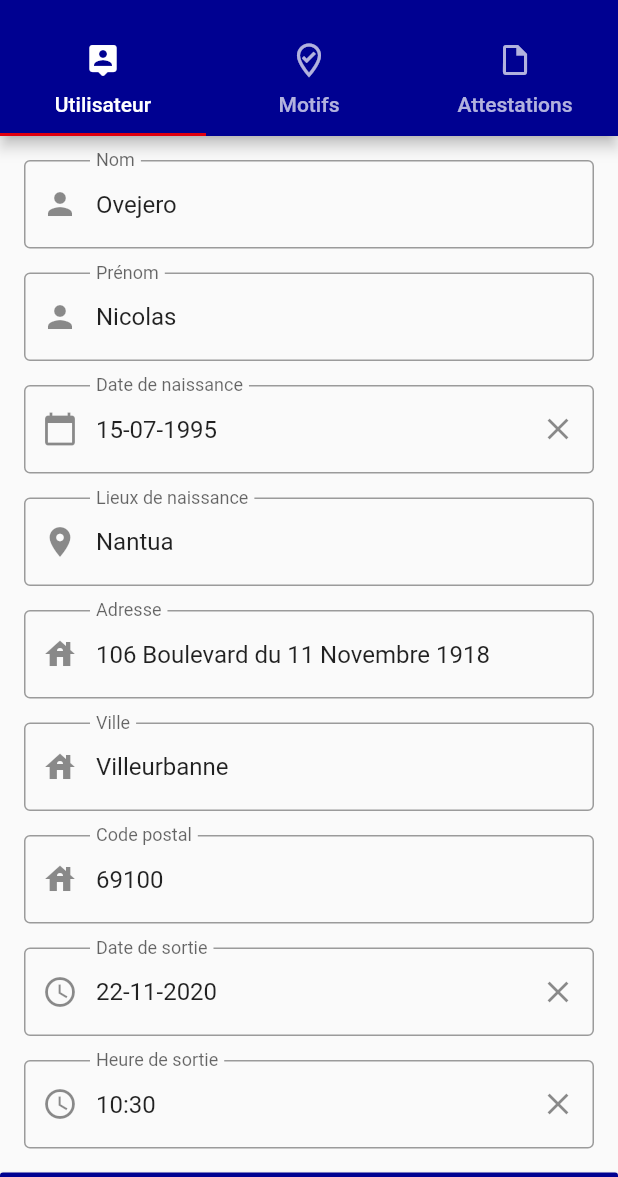
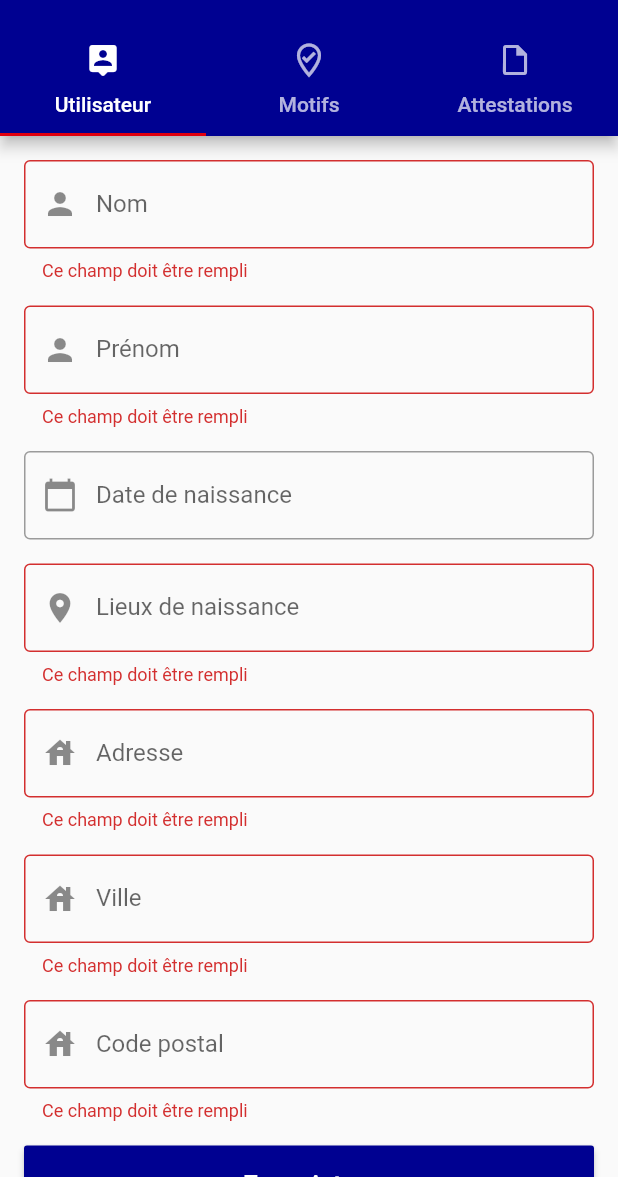
Before and after one commit to nicolasOvejero/my_certificate, a Flutter app: the screen it shows after launch, on a phone screen of 412 x 824 dp, the part 59-1236 px from its top. Run offline on Flutter 3.47's test engine with Material 2 defaults, Android fonts, the phone set to English and light mode, and no system bars; drawn by our look-alikes of datetime_picker_formfield; our stand-ins replace open_file, pdf, shared_preferences.

Commit message:
feat(Global): Add local storage to save persistante values

```diff
--- a/lib/certificate.dart
+++ b/lib/certificate.dart
@@ -14,6 +14,16 @@ class Address {
   String city;
   String street;
   String zipCode;
+
+  Address(this.city, this.street, this.zipCode);
+
+  Address.fromJson(Map<String, dynamic> json)
+      : city = json['city'],
+        street = json['street'],
+        zipCode = json['zipCode'];
+
+  Map<String, dynamic> toJson() =>
+      {'city': city, 'street': street, 'zipCode': zipCode};
 }
 
 class Certificate {
@@ -24,4 +34,27 @@ class Certificate {
   Address address;
   MovementType type;
   DateTime creationDateTime;
+
+  Certificate();
+
+  Certificate.fromJson(Map<String, dynamic> json)
+      : firstname = json['firstname'],
+        lastname = json['lastname'],
+        birthdate = DateTime.parse(json['birthdate']),
+        birthplace = json['birthplace'],
+        address = Address.fromJson(json['address']),
+        type = MovementType.values.singleWhere(
+            (enumItem) => enumItem.toString() == json['type'],
+            orElse: () => null),
+        creationDateTime = DateTime.parse(json['creationDateTime']);
+
+  Map<String, dynamic> toJson() => {
+        'firstname': firstname,
+        'lastname': lastname,
+        'birthdate': birthdate.toString(),
+        'birthplace': birthplace,
+        'address': address.toJson(),
+        'type': type.toString(),
+        'creationDateTime': creationDateTime.toString(),
+      };
 }
--- a/lib/main.dart
+++ b/lib/main.dart
@@ -1,12 +1,6 @@
-import 'dart:io';
-
 import 'package:flutter/material.dart';
-import 'package:my_certificate/certificate.dart';
-import 'package:my_certificate/pdf_generation.dart';
 import 'package:my_certificate/tab_bar_controller.dart';
 import 'package:my_certificate/utils.dart';
-import 'package:open_file/open_file.dart';
-import 'package:path_provider/path_provider.dart';
 
 void main() {
   runApp(MyApp());
@@ -37,28 +31,6 @@ class MyHomePage extends StatefulWidget {
 }
 
 class _MyHomePageState extends State<MyHomePage> {
-  Future<void> createPDF() async {
-    Certificate values = new Certificate();
-    values.lastname = "Ovejero";
-    values.firstname = "Nicolas";
-    values.birthdate = DateTime(1995, 07, 15);
-    values.birthplace = "Nantua";
-    values.address = new Address();
-    values.address.city = "Villeurbanne";
-    values.address.zipCode = "69100";
-    values.address.street = "106 Boulevard du 11 Novembre 1918";
-    values.type = MovementType.work;
-    values.creationDateTime = DateTime.now();
-
-    final pdf = PdfGeneration.generatePdf(values);
-
-    final output = await getExternalStorageDirectory();
-    final file = File("${output.path}/example.pdf");
-    await file.writeAsBytes(pdf.save());
-
-    OpenFile.open(file.path);
-  }
-
   @override
   Widget build(BuildContext context) {
     return Scaffold(
--- /dev/null
+++ b/lib/storage_service.dart
@@ -0,0 +1,27 @@
+import 'dart:convert';
+
+import 'package:my_certificate/certificate.dart';
+import 'package:shared_preferences/shared_preferences.dart';
+
+class StorageService {
+  static Future<Certificate> getStoredCertificate() async {
+    final SharedPreferences prefs = await SharedPreferences.getInstance();
+    final String prefValues = prefs.getString('certificate');
+    Certificate certificate;
+
+    if (prefValues == null) {
+      certificate = new Certificate();
+      certificate.address = new Address(null, null, null);
+    } else {
+      certificate = Certificate.fromJson(json.decode(prefs.getString('certificate')));
+    }
+
+    return certificate;
+  }
+
+  static Future<void> storeCertificate(final Certificate certificate) async {
+    final SharedPreferences prefs = await SharedPreferences.getInstance();
+    prefs.setString('certificate', json.encode(certificate.toJson()));
+  }
+
+}
--- a/lib/tab_bar_controller.dart
+++ b/lib/tab_bar_controller.dart
@@ -2,6 +2,7 @@ import 'package:flutter/material.dart';
 import 'package:my_certificate/movement_form.dart';
 import 'package:my_certificate/user_form.dart';
 import 'package:my_certificate/utils.dart';
+import 'package:shared_preferences/shared_preferences.dart';
 
 import 'certificate.dart';
 
@@ -42,17 +43,6 @@ class _TabBarController extends State<TabBarController>
 
   @override
   Widget build(BuildContext context) {
-    certificate.lastname = "Ovejero";
-    certificate.firstname = "Nicolas";
-    certificate.birthdate = DateTime(1995, 07, 15);
-    certificate.birthplace = "Nantua";
-    certificate.address = new Address();
-    certificate.address.city = "Villeurbanne";
-    certificate.address.zipCode = "69100";
-    certificate.address.street = "106 Boulevard du 11 Novembre 1918";
-    certificate.type = MovementType.work;
-    certificate.creationDateTime = DateTime.now();
-
     return Scaffold(
       appBar: AppBar(
         bottom: TabBar(
@@ -81,8 +71,8 @@ class _TabBarController extends State<TabBarController>
       body: TabBarView(
         controller: _tabController,
         children: [
-          SingleChildScrollView(child: UserForm(certificate)),
-          SingleChildScrollView(child: MovementForm(certificate)),
+          SingleChildScrollView(child: UserForm()),
+          SingleChildScrollView(child: MovementForm()),
           Icon(Icons.directions_transit),
         ],
       ),
--- a/lib/user_form.dart
+++ b/lib/user_form.dart
@@ -2,12 +2,11 @@ import 'package:datetime_picker_formfield/datetime_picker_formfield.dart';
 import 'package:flutter/material.dart';
 import 'package:flutter/widgets.dart';
 import 'package:my_certificate/certificate.dart';
+import 'package:my_certificate/storage_service.dart';
 import 'package:my_certificate/utils.dart';
 
 class UserForm extends StatefulWidget {
-  Certificate certificate = new Certificate();
-
-  UserForm(this.certificate);
+  UserForm();
 
   @override
   UserFormState createState() => UserFormState();
@@ -15,15 +14,29 @@ class UserForm extends StatefulWidget {
 
 class UserFormState extends State<UserForm> {
   final _informationFormKey = GlobalKey<FormState>();
+  Certificate certificate;
+
+  @override
+  void dispose() {
+    super.dispose();
+  }
 
   @override
   Widget build(BuildContext context) {
-    return new Column(children: <Widget>[
+    return FutureBuilder<Certificate>(
+        future: StorageService.getStoredCertificate(),
+        builder: (BuildContext context, AsyncSnapshot<Certificate> snapshot) {
+          if (snapshot.hasData) {
+            certificate = snapshot.data;
+
+            return Column(children: <Widget>[
               Container(
                   padding: EdgeInsets.only(top: 16, right: 16, left: 16),
                   child: buildGeneralForm()),
               SizedBox(
                 width: double.infinity,
+                child: Padding(
+                  padding: const EdgeInsetsDirectional.only(start: 16, end: 16),
                   child: RaisedButton(
                     textColor: Colors.white,
                     color: Theme.of(context).accentColor,
@@ -32,15 +45,28 @@ class UserFormState extends State<UserForm> {
                     onPressed: () {
                       if (_informationFormKey.currentState.validate()) {
                         _informationFormKey.currentState.save();
+                        StorageService.storeCertificate(certificate)
+                            .then((value) => {
                                   Scaffold.of(context).showSnackBar(SnackBar(
                                     content: Text("Information enregistées"),
                                     backgroundColor: Colors.green,
-              ));
+                                  ))
+                                });
                       }
                     },
                   ),
                 ),
+              ),
             ]);
+          }
+          return Center(
+            child: SizedBox(
+              child: CircularProgressIndicator(),
+              width: 60,
+              height: 60,
+            ),
+          );
+        });
   }
 
   Widget buildGeneralForm() {
@@ -51,7 +77,7 @@ class UserFormState extends State<UserForm> {
           Padding(
             padding: const EdgeInsetsDirectional.only(bottom: 16),
             child: TextFormField(
-              initialValue: widget.certificate.lastname,
+              initialValue: certificate?.lastname,
               decoration: InputDecoration(
                 prefixIcon: const Icon(Icons.person),
                 border: OutlineInputBorder(
@@ -62,14 +88,14 @@ class UserFormState extends State<UserForm> {
               validator: (value) =>
                   value.isEmpty ? 'Ce champ doit être rempli' : null,
               onSaved: (String value) {
-                widget.certificate.lastname = value;
+                certificate.lastname = value;
               },
             ),
           ),
           Padding(
             padding: const EdgeInsetsDirectional.only(bottom: 16),
             child: TextFormField(
-              initialValue: widget.certificate.firstname,
+              initialValue: certificate?.firstname,
               decoration: InputDecoration(
                 prefixIcon: const Icon(Icons.person),
                 border: OutlineInputBorder(
@@ -80,14 +106,14 @@ class UserFormState extends State<UserForm> {
               validator: (value) =>
                   value.isEmpty ? 'Ce champ doit être rempli' : null,
               onSaved: (String value) {
-                widget.certificate.firstname = value;
+                certificate.firstname = value;
               },
             ),
           ),
           Padding(
             padding: const EdgeInsetsDirectional.only(bottom: 16),
             child: DateTimeField(
-              initialValue: widget.certificate.birthdate,
+              initialValue: certificate?.birthdate,
               format: Utils.dateFormat,
               decoration: InputDecoration(
                 prefixIcon: const Icon(Icons.calendar_today),
@@ -100,20 +126,20 @@ class UserFormState extends State<UserForm> {
                 return showDatePicker(
                     context: context,
                     firstDate: DateTime(1900),
-                    initialDate: widget.certificate.birthdate ?? DateTime.now(),
+                    initialDate: certificate.birthdate ?? DateTime.now(),
                     lastDate: DateTime.now());
               },
               validator: (DateTime value) =>
                   value == null ? 'Ce champ doit être rempli' : null,
               onSaved: (DateTime value) {
-                widget.certificate.birthdate = value;
+                certificate.birthdate = value;
               },
             ),
           ),
           Padding(
             padding: const EdgeInsetsDirectional.only(bottom: 16),
             child: TextFormField(
-              initialValue: widget.certificate.birthplace,
+              initialValue: certificate?.birthplace,
               decoration: InputDecoration(
                 prefixIcon: const Icon(Icons.place),
                 border: OutlineInputBorder(
@@ -124,14 +150,14 @@ class UserFormState extends State<UserForm> {
               validator: (value) =>
                   value.isEmpty ? 'Ce champ doit être rempli' : null,
               onSaved: (String value) {
-                widget.certificate.birthplace = value;
+                certificate.birthplace = value;
               },
             ),
           ),
           Padding(
             padding: const EdgeInsetsDirectional.only(bottom: 16),
             child: TextFormField(
-              initialValue: widget.certificate.address.street,
+              initialValue: certificate?.address?.street,
               decoration: InputDecoration(
                 prefixIcon: const Icon(Icons.house),
                 border: OutlineInputBorder(
@@ -142,14 +168,14 @@ class UserFormState extends State<UserForm> {
               validator: (value) =>
                   value.isEmpty ? 'Ce champ doit être rempli' : null,
               onSaved: (String value) {
-                widget.certificate.address.street = value;
+                certificate.address.street = value;
               },
             ),
           ),
           Padding(
             padding: const EdgeInsetsDirectional.only(bottom: 16),
             child: TextFormField(
-              initialValue: widget.certificate.address.city,
+              initialValue: certificate?.address?.city,
               decoration: InputDecoration(
                 prefixIcon: const Icon(Icons.house),
                 border: OutlineInputBorder(
@@ -160,14 +186,14 @@ class UserFormState extends State<UserForm> {
               validator: (value) =>
                   value.isEmpty ? 'Ce champ doit être rempli' : null,
               onSaved: (String value) {
-                widget.certificate.address.city = value;
+                certificate.address.city = value;
               },
             ),
           ),
           Padding(
             padding: const EdgeInsetsDirectional.only(bottom: 16),
             child: TextFormField(
-              initialValue: widget.certificate.address.zipCode,
+              initialValue: certificate?.address?.zipCode,
               keyboardType: TextInputType.number,
               decoration: InputDecoration(
                 prefixIcon: const Icon(Icons.house),
@@ -179,61 +205,7 @@ class UserFormState extends State<UserForm> {
               validator: (value) =>
                   value.isEmpty ? 'Ce champ doit être rempli' : null,
               onSaved: (String value) {
-                widget.certificate.address.zipCode = value;
-              },
-            ),
-          ),
-          Padding(
-            padding: const EdgeInsetsDirectional.only(bottom: 16),
-            child: DateTimeField(
-              initialValue: widget.certificate.creationDateTime,
-              format: Utils.dateFormat,
-              decoration: InputDecoration(
-                prefixIcon: const Icon(Icons.access_time),
-                border: OutlineInputBorder(
-                  borderSide: BorderSide(),
-                ),
-                labelText: 'Date de sortie',
-              ),
-              onShowPicker: (context, currentValue) {
-                return showDatePicker(
-                    context: context,
-                    firstDate: DateTime.now(),
-                    initialDate:
-                        widget.certificate.creationDateTime ?? DateTime.now(),
-                    lastDate: DateTime.now());
-              },
-              validator: (DateTime value) =>
-                  value == null ? 'Ce champ doit être rempli' : null,
-              onSaved: (DateTime value) {
-                widget.certificate.creationDateTime = value;
-              },
-            ),
-          ),
-          Padding(
-            padding: const EdgeInsetsDirectional.only(bottom: 16),
-            child: DateTimeField(
-              initialValue: widget.certificate.creationDateTime,
-              format: Utils.hourFormat,
-              decoration: InputDecoration(
-                prefixIcon: const Icon(Icons.access_time),
-                border: OutlineInputBorder(
-                  borderSide: BorderSide(),
-                ),
-                labelText: 'Heure de sortie',
-              ),
-              onShowPicker: (context, currentValue) async {
-                final time = await showTimePicker(
-                  context: context,
-                  initialTime: TimeOfDay.fromDateTime(
-                      currentValue ?? widget.certificate.creationDateTime),
-                );
-                return DateTimeField.convert(time);
-              },
-              validator: (DateTime value) =>
-                  value == null ? 'Ce champ doit être rempli' : null,
-              onSaved: (DateTime value) {
-                widget.certificate.creationDateTime = value;
+                certificate.address.zipCode = value;
               },
             ),
           ),
--- a/pubspec.yaml
+++ b/pubspec.yaml
@@ -27,8 +27,8 @@ dependencies:
   path_provider: ^1.6.24
   open_file: ^3.0.3
   datetime_picker_formfield: ^1.0.0
-  localstorage: ^3.0.0
   flutter_launcher_icons: ^0.8.1
+  shared_preferences: ^0.5.12
 
   # The following adds the Cupertino Icons font to your application.
   # Use with the CupertinoIcons class for iOS style icons.
```
Also changed, not shown: lib/movement_form.dart (+81 -54 lines), pubspec.lock, 1 other file. Lines whose indentation alone changed are shown as unchanged.
